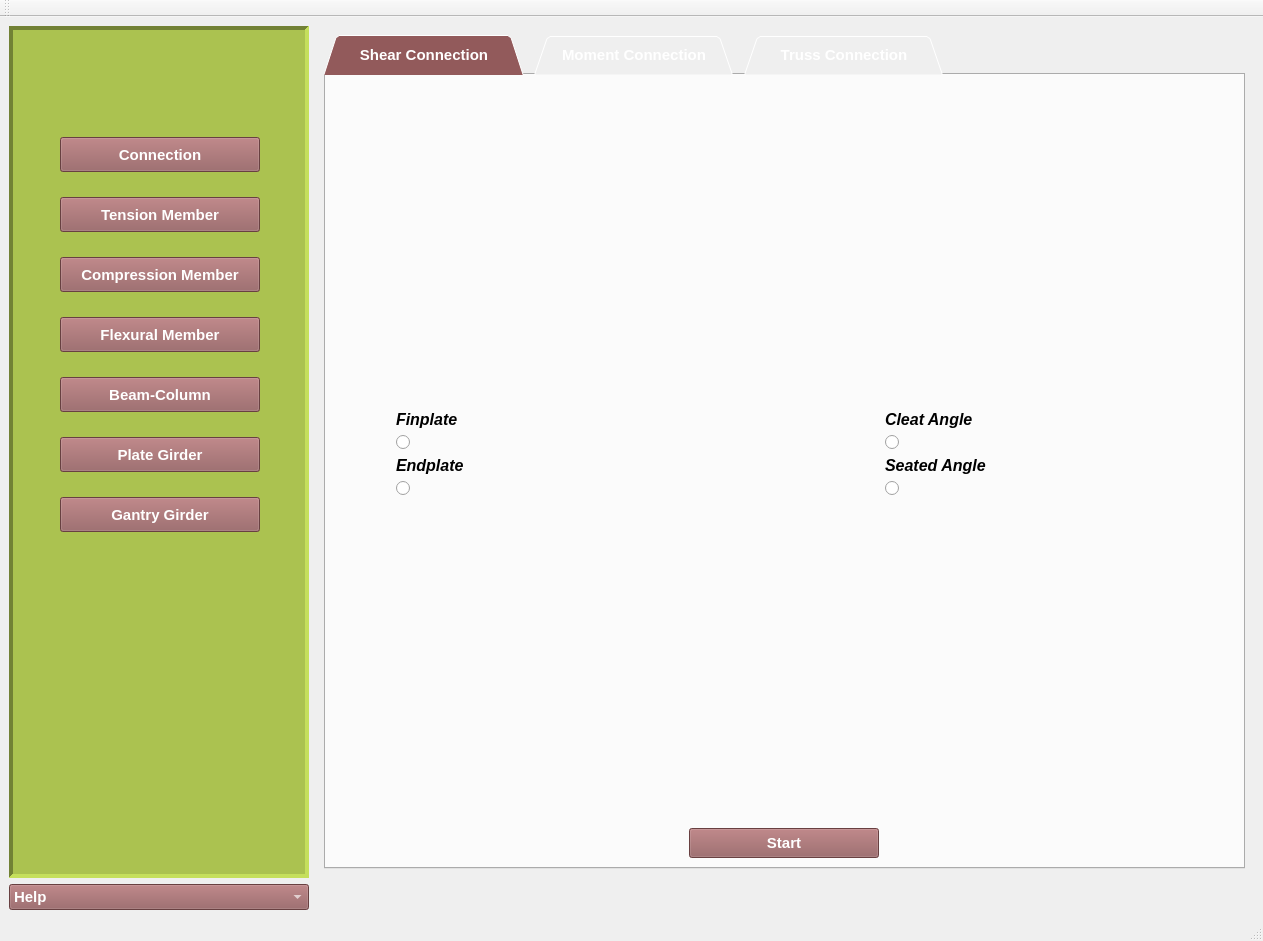
Qt form OsdagMainPage.ui (GreatDevelopers/osdag-core) before a commit.
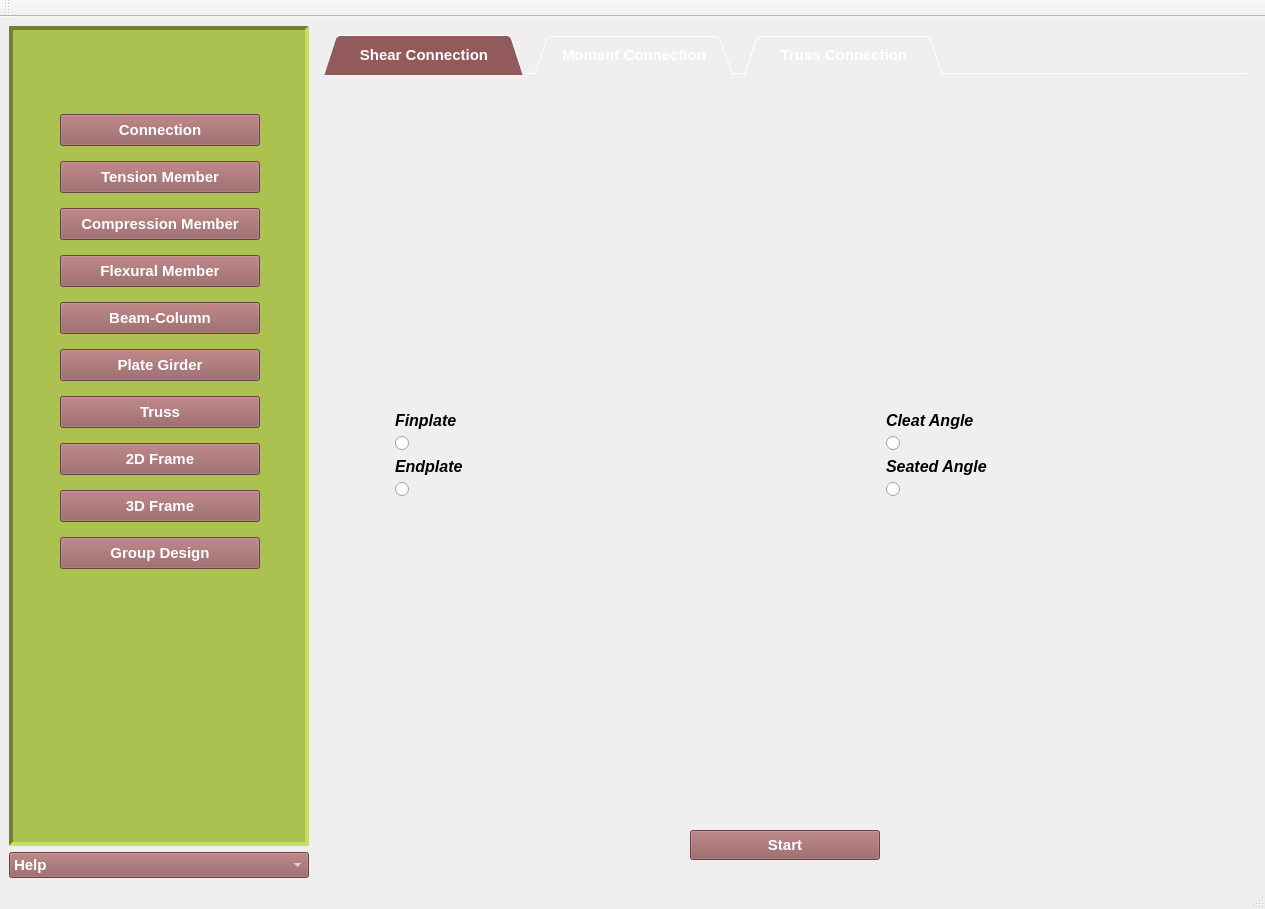
The same form after that commit. Icons and pictures are not drawn.

Commit message: Feat: add new design types

```diff
--- a/OsdagMainPage.ui
+++ b/OsdagMainPage.ui
@@ -9,8 +9,8 @@
    <rect>
     <x>0</x>
     <y>0</y>
-    <width>1263</width>
-    <height>941</height>
+    <width>1265</width>
+    <height>909</height>
    </rect>
   </property>
   <property name="windowTitle">
@@ -24,8 +24,306 @@
    <string notr="true">QWidget::showMaximised()</string>
   </property>
   <widget class="QWidget" name="centralwidget">
+   <layout class="QFormLayout" name="formLayout">
+    <item row="0" column="0">
    <layout class="QGridLayout" name="gridLayout">
-    <item row="0" column="0" colspan="2">
+      <item row="1" column="0">
+       <widget class="QComboBox" name="comboBox_help">
+        <property name="palette">
+         <palette>
+          <active>
+           <colorrole role="WindowText">
+            <brush brushstyle="SolidPattern">
+             <color alpha="255">
+              <red>255</red>
+              <green>255</green>
+              <blue>255</blue>
+             </color>
+            </brush>
+           </colorrole>
+           <colorrole role="Button">
+            <brush brushstyle="SolidPattern">
+             <color alpha="255">
+              <red>146</red>
+              <green>90</green>
+              <blue>91</blue>
+             </color>
+            </brush>
+           </colorrole>
+           <colorrole role="Text">
+            <brush brushstyle="SolidPattern">
+             <color alpha="255">
+              <red>255</red>
+              <green>255</green>
+              <blue>255</blue>
+             </color>
+            </brush>
+           </colorrole>
+           <colorrole role="ButtonText">
+            <brush brushstyle="SolidPattern">
+             <color alpha="255">
+              <red>255</red>
+              <green>255</green>
+              <blue>255</blue>
+             </color>
+            </brush>
+           </colorrole>
+           <colorrole role="Base">
+            <brush brushstyle="SolidPattern">
+             <color alpha="255">
+              <red>146</red>
+              <green>90</green>
+              <blue>91</blue>
+             </color>
+            </brush>
+           </colorrole>
+           <colorrole role="Window">
+            <brush brushstyle="SolidPattern">
+             <color alpha="255">
+              <red>146</red>
+              <green>90</green>
+              <blue>91</blue>
+             </color>
+            </brush>
+           </colorrole>
+           <colorrole role="Highlight">
+            <brush brushstyle="SolidPattern">
+             <color alpha="255">
+              <red>146</red>
+              <green>90</green>
+              <blue>91</blue>
+             </color>
+            </brush>
+           </colorrole>
+           <colorrole role="HighlightedText">
+            <brush brushstyle="SolidPattern">
+             <color alpha="255">
+              <red>255</red>
+              <green>255</green>
+              <blue>255</blue>
+             </color>
+            </brush>
+           </colorrole>
+          </active>
+          <inactive>
+           <colorrole role="WindowText">
+            <brush brushstyle="SolidPattern">
+             <color alpha="255">
+              <red>255</red>
+              <green>255</green>
+              <blue>255</blue>
+             </color>
+            </brush>
+           </colorrole>
+           <colorrole role="Button">
+            <brush brushstyle="SolidPattern">
+             <color alpha="255">
+              <red>146</red>
+              <green>90</green>
+              <blue>91</blue>
+             </color>
+            </brush>
+           </colorrole>
+           <colorrole role="Text">
+            <brush brushstyle="SolidPattern">
+             <color alpha="255">
+              <red>255</red>
+              <green>255</green>
+              <blue>255</blue>
+             </color>
+            </brush>
+           </colorrole>
+           <colorrole role="ButtonText">
+            <brush brushstyle="SolidPattern">
+             <color alpha="255">
+              <red>255</red>
+              <green>255</green>
+              <blue>255</blue>
+             </color>
+            </brush>
+           </colorrole>
+           <colorrole role="Base">
+            <brush brushstyle="SolidPattern">
+             <color alpha="255">
+              <red>146</red>
+              <green>90</green>
+              <blue>91</blue>
+             </color>
+            </brush>
+           </colorrole>
+           <colorrole role="Window">
+            <brush brushstyle="SolidPattern">
+             <color alpha="255">
+              <red>146</red>
+              <green>90</green>
+              <blue>91</blue>
+             </color>
+            </brush>
+           </colorrole>
+           <colorrole role="Highlight">
+            <brush brushstyle="SolidPattern">
+             <color alpha="255">
+              <red>146</red>
+              <green>90</green>
+              <blue>91</blue>
+             </color>
+            </brush>
+           </colorrole>
+           <colorrole role="HighlightedText">
+            <brush brushstyle="SolidPattern">
+             <color alpha="255">
+              <red>0</red>
+              <green>0</green>
+              <blue>0</blue>
+             </color>
+            </brush>
+           </colorrole>
+          </inactive>
+          <disabled>
+           <colorrole role="WindowText">
+            <brush brushstyle="SolidPattern">
+             <color alpha="255">
+              <red>255</red>
+              <green>255</green>
+              <blue>255</blue>
+             </color>
+            </brush>
+           </colorrole>
+           <colorrole role="Button">
+            <brush brushstyle="SolidPattern">
+             <color alpha="255">
+              <red>146</red>
+              <green>90</green>
+              <blue>91</blue>
+             </color>
+            </brush>
+           </colorrole>
+           <colorrole role="Text">
+            <brush brushstyle="SolidPattern">
+             <color alpha="255">
+              <red>255</red>
+              <green>255</green>
+              <blue>255</blue>
+             </color>
+            </brush>
+           </colorrole>
+           <colorrole role="ButtonText">
+            <brush brushstyle="SolidPattern">
+             <color alpha="255">
+              <red>255</red>
+              <green>255</green>
+              <blue>255</blue>
+             </color>
+            </brush>
+           </colorrole>
+           <colorrole role="Base">
+            <brush brushstyle="SolidPattern">
+             <color alpha="255">
+              <red>146</red>
+              <green>90</green>
+              <blue>91</blue>
+             </color>
+            </brush>
+           </colorrole>
+           <colorrole role="Window">
+            <brush brushstyle="SolidPattern">
+             <color alpha="255">
+              <red>146</red>
+              <green>90</green>
+              <blue>91</blue>
+             </color>
+            </brush>
+           </colorrole>
+           <colorrole role="Highlight">
+            <brush brushstyle="SolidPattern">
+             <color alpha="255">
+              <red>0</red>
+              <green>120</green>
+              <blue>215</blue>
+             </color>
+            </brush>
+           </colorrole>
+           <colorrole role="HighlightedText">
+            <brush brushstyle="SolidPattern">
+             <color alpha="255">
+              <red>255</red>
+              <green>255</green>
+              <blue>255</blue>
+             </color>
+            </brush>
+           </colorrole>
+          </disabled>
+         </palette>
+        </property>
+        <property name="font">
+         <font>
+          <family>Arial</family>
+          <pointsize>11</pointsize>
+          <weight>75</weight>
+          <bold>true</bold>
+          <kerning>true</kerning>
+         </font>
+        </property>
+        <property name="focusPolicy">
+         <enum>Qt::StrongFocus</enum>
+        </property>
+        <property name="autoFillBackground">
+         <bool>false</bool>
+        </property>
+        <property name="styleSheet">
+         <string notr="true">QComboBox::hover
+{
+   background-color: #d97f7f;
+   color:#000000 ;
+}
+
+QComboBox
+{
+background-color: #925a5b;
+color:#ffffff;
+}
+
+</string>
+        </property>
+        <property name="currentIndex">
+         <number>0</number>
+        </property>
+        <property name="frame">
+         <bool>true</bool>
+        </property>
+        <item>
+         <property name="text">
+          <string>Help</string>
+         </property>
+        </item>
+        <item>
+         <property name="text">
+          <string>Video Tutorials</string>
+         </property>
+        </item>
+        <item>
+         <property name="text">
+          <string>Sample Design Report</string>
+         </property>
+        </item>
+        <item>
+         <property name="text">
+          <string>Sample Problems</string>
+         </property>
+        </item>
+        <item>
+         <property name="text">
+          <string>Ask Us a Question</string>
+         </property>
+        </item>
+        <item>
+         <property name="text">
+          <string>About Osdag</string>
+         </property>
+        </item>
+       </widget>
+      </item>
+      <item row="0" column="0">
      <widget class="QListWidget" name="myListWidget">
       <property name="minimumSize">
        <size>
@@ -177,7 +475,9 @@
       </property>
      </widget>
     </item>
-    <item row="0" column="2">
+     </layout>
+    </item>
+    <item row="0" column="1">
      <widget class="QStackedWidget" name="myStackedWidget">
       <property name="font">
        <font>
@@ -313,11 +613,17 @@
        </layout>
       </widget>
       <widget class="QWidget" name="Connectionpage">
+       <property name="sizePolicy">
+        <sizepolicy hsizetype="Maximum" vsizetype="Maximum">
+         <horstretch>0</horstretch>
+         <verstretch>0</verstretch>
+        </sizepolicy>
+       </property>
        <layout class="QHBoxLayout" name="horizontalLayout">
         <item>
          <widget class="QTabWidget" name="mytabWidget">
           <property name="sizePolicy">
-           <sizepolicy hsizetype="Expanding" vsizetype="Expanding">
+           <sizepolicy hsizetype="Preferred" vsizetype="Preferred">
             <horstretch>0</horstretch>
             <verstretch>0</verstretch>
            </sizepolicy>
@@ -364,7 +670,7 @@
            <number>0</number>
           </property>
           <property name="documentMode">
-           <bool>false</bool>
+           <bool>true</bool>
           </property>
           <property name="tabsClosable">
            <bool>false</bool>
@@ -869,283 +1175,14 @@
       <widget class="QWidget" name="page"/>
      </widget>
     </item>
-    <item row="1" column="0" colspan="2">
-     <widget class="QComboBox" name="comboBox_help">
-      <property name="palette">
-       <palette>
-        <active>
-         <colorrole role="WindowText">
-          <brush brushstyle="SolidPattern">
-           <color alpha="255">
-            <red>255</red>
-            <green>255</green>
-            <blue>255</blue>
-           </color>
-          </brush>
-         </colorrole>
-         <colorrole role="Button">
-          <brush brushstyle="SolidPattern">
-           <color alpha="255">
-            <red>146</red>
-            <green>90</green>
-            <blue>91</blue>
-           </color>
-          </brush>
-         </colorrole>
-         <colorrole role="Text">
-          <brush brushstyle="SolidPattern">
-           <color alpha="255">
-            <red>255</red>
-            <green>255</green>
-            <blue>255</blue>
-           </color>
-          </brush>
-         </colorrole>
-         <colorrole role="ButtonText">
-          <brush brushstyle="SolidPattern">
-           <color alpha="255">
-            <red>255</red>
-            <green>255</green>
-            <blue>255</blue>
-           </color>
-          </brush>
-         </colorrole>
-         <colorrole role="Base">
-          <brush brushstyle="SolidPattern">
-           <color alpha="255">
-            <red>146</red>
-            <green>90</green>
-            <blue>91</blue>
-           </color>
-          </brush>
-         </colorrole>
-         <colorrole role="Window">
-          <brush brushstyle="SolidPattern">
-           <color alpha="255">
-            <red>146</red>
-            <green>90</green>
-            <blue>91</blue>
-           </color>
-          </brush>
-         </colorrole>
-         <colorrole role="Highlight">
-          <brush brushstyle="SolidPattern">
-           <color alpha="255">
-            <red>146</red>
-            <green>90</green>
-            <blue>91</blue>
-           </color>
-          </brush>
-         </colorrole>
-        </active>
-        <inactive>
-         <colorrole role="WindowText">
-          <brush brushstyle="SolidPattern">
-           <color alpha="255">
-            <red>255</red>
-            <green>255</green>
-            <blue>255</blue>
-           </color>
-          </brush>
-         </colorrole>
-         <colorrole role="Button">
-          <brush brushstyle="SolidPattern">
-           <color alpha="255">
-            <red>146</red>
-            <green>90</green>
-            <blue>91</blue>
-           </color>
-          </brush>
-         </colorrole>
-         <colorrole role="Text">
-          <brush brushstyle="SolidPattern">
-           <color alpha="255">
-            <red>255</red>
-            <green>255</green>
-            <blue>255</blue>
-           </color>
-          </brush>
-         </colorrole>
-         <colorrole role="ButtonText">
-          <brush brushstyle="SolidPattern">
-           <color alpha="255">
-            <red>255</red>
-            <green>255</green>
-            <blue>255</blue>
-           </color>
-          </brush>
-         </colorrole>
-         <colorrole role="Base">
-          <brush brushstyle="SolidPattern">
-           <color alpha="255">
-            <red>146</red>
-            <green>90</green>
-            <blue>91</blue>
-           </color>
-          </brush>
-         </colorrole>
-         <colorrole role="Window">
-          <brush brushstyle="SolidPattern">
-           <color alpha="255">
-            <red>146</red>
-            <green>90</green>
-            <blue>91</blue>
-           </color>
-          </brush>
-         </colorrole>
-         <colorrole role="Highlight">
-          <brush brushstyle="SolidPattern">
-           <color alpha="255">
-            <red>146</red>
-            <green>90</green>
-            <blue>91</blue>
-           </color>
-          </brush>
-         </colorrole>
-        </inactive>
-        <disabled>
-         <colorrole role="WindowText">
-          <brush brushstyle="SolidPattern">
-           <color alpha="255">
-            <red>255</red>
-            <green>255</green>
-            <blue>255</blue>
-           </color>
-          </brush>
-         </colorrole>
-         <colorrole role="Button">
-          <brush brushstyle="SolidPattern">
-           <color alpha="255">
-            <red>146</red>
-            <green>90</green>
-            <blue>91</blue>
-           </color>
-          </brush>
-         </colorrole>
-         <colorrole role="Text">
-          <brush brushstyle="SolidPattern">
-           <color alpha="255">
-            <red>255</red>
-            <green>255</green>
-            <blue>255</blue>
-           </color>
-          </brush>
-         </colorrole>
-         <colorrole role="ButtonText">
-          <brush brushstyle="SolidPattern">
-           <color alpha="255">
-            <red>255</red>
-            <green>255</green>
-            <blue>255</blue>
-           </color>
-          </brush>
-         </colorrole>
-         <colorrole role="Base">
-          <brush brushstyle="SolidPattern">
-           <color alpha="255">
-            <red>146</red>
-            <green>90</green>
-            <blue>91</blue>
-           </color>
-          </brush>
-         </colorrole>
-         <colorrole role="Window">
-          <brush brushstyle="SolidPattern">
-           <color alpha="255">
-            <red>146</red>
-            <green>90</green>
-            <blue>91</blue>
-           </color>
-          </brush>
-         </colorrole>
-         <colorrole role="Highlight">
-          <brush brushstyle="SolidPattern">
-           <color alpha="255">
-            <red>0</red>
-            <green>120</green>
-            <blue>215</blue>
-           </color>
-          </brush>
-         </colorrole>
-        </disabled>
-       </palette>
-      </property>
-      <property name="font">
-       <font>
-        <family>Arial</family>
-        <pointsize>11</pointsize>
-        <weight>75</weight>
-        <bold>true</bold>
-        <kerning>true</kerning>
-       </font>
-      </property>
-      <property name="focusPolicy">
-       <enum>Qt::StrongFocus</enum>
-      </property>
-      <property name="autoFillBackground">
-       <bool>false</bool>
-      </property>
-      <property name="styleSheet">
-       <string notr="true">QComboBox::hover
-{
-   background-color: #d97f7f;
-   color:#000000 ;
-}
-
-QComboBox
-{
-background-color: #925a5b;
-color:#ffffff;
-}
-
-</string>
-      </property>
-      <property name="currentIndex">
-       <number>0</number>
-      </property>
-      <property name="frame">
-       <bool>true</bool>
-      </property>
-      <item>
-       <property name="text">
-        <string>Help</string>
-       </property>
-      </item>
-      <item>
-       <property name="text">
-        <string>Video Tutorials</string>
-       </property>
-      </item>
-      <item>
-       <property name="text">
-        <string>Sample Design Report</string>
-       </property>
-      </item>
-      <item>
-       <property name="text">
-        <string>Sample Problems</string>
-       </property>
-      </item>
-      <item>
-       <property name="text">
-        <string>Ask Us a Question</string>
-       </property>
-      </item>
-      <item>
-       <property name="text">
-        <string>About Osdag</string>
-       </property>
-      </item>
-     </widget>
-    </item>
    </layout>
    <widget class="QPushButton" name="btn_connection">
     <property name="geometry">
      <rect>
       <x>60</x>
-      <y>120</y>
+      <y>97</y>
       <width>200</width>
-      <height>35</height>
+      <height>32</height>
      </rect>
     </property>
     <property name="font">
@@ -1199,9 +1236,9 @@
     <property name="geometry">
      <rect>
       <x>60</x>
-      <y>180</y>
+      <y>144</y>
       <width>200</width>
-      <height>35</height>
+      <height>32</height>
      </rect>
     </property>
     <property name="font">
@@ -1243,9 +1280,9 @@
     <property name="geometry">
      <rect>
       <x>60</x>
-      <y>240</y>
+      <y>191</y>
       <width>200</width>
-      <height>35</height>
+      <height>32</height>
      </rect>
     </property>
     <property name="font">
@@ -1287,9 +1324,9 @@
     <property name="geometry">
      <rect>
       <x>60</x>
-      <y>300</y>
+      <y>238</y>
       <width>200</width>
-      <height>35</height>
+      <height>32</height>
      </rect>
     </property>
     <property name="font">
@@ -1330,9 +1367,9 @@
     <property name="geometry">
      <rect>
       <x>60</x>
-      <y>360</y>
+      <y>285</y>
       <width>200</width>
-      <height>35</height>
+      <height>32</height>
      </rect>
     </property>
     <property name="font">
@@ -1373,9 +1410,9 @@
     <property name="geometry">
      <rect>
       <x>60</x>
-      <y>420</y>
+      <y>332</y>
       <width>200</width>
-      <height>35</height>
+      <height>32</height>
      </rect>
     </property>
     <property name="font">
@@ -1416,9 +1453,9 @@
     <property name="geometry">
      <rect>
       <x>60</x>
-      <y>480</y>
+      <y>379</y>
       <width>200</width>
-      <height>35</height>
+      <height>32</height>
      </rect>
     </property>
     <property name="font">
@@ -1446,7 +1483,7 @@
 }</string>
     </property>
     <property name="text">
-     <string>Gantry Girder</string>
+     <string>Truss</string>
     </property>
     <property name="shortcut">
      <string>Ctrl+Shift+G</string>
@@ -1455,7 +1492,147 @@
      <bool>true</bool>
     </property>
    </widget>
-   <zorder>myListWidget</zorder>
+   <widget class="QPushButton" name="btn_2dframe">
+    <property name="geometry">
+     <rect>
+      <x>60</x>
+      <y>426</y>
+      <width>200</width>
+      <height>32</height>
+     </rect>
+    </property>
+    <property name="font">
+     <font>
+      <family>Arial</family>
+      <pointsize>11</pointsize>
+      <weight>75</weight>
+      <bold>true</bold>
+     </font>
+    </property>
+    <property name="toolTip">
+     <string>Ctrl+2</string>
+    </property>
+    <property name="styleSheet">
+     <string notr="true">QPushButton::hover
+{
+   background-color: #d97f7f;
+   color:#000000 ;
+}
+
+QPushButton
+{
+background-color: #925a5b;
+color:#ffffff;
+}</string>
+    </property>
+    <property name="text">
+     <string>2D Frame</string>
+    </property>
+    <property name="shortcut">
+     <string>Ctrl+2</string>
+    </property>
+    <property name="autoDefault">
+     <bool>true</bool>
+    </property>
+   </widget>
+   <widget class="QPushButton" name="btn_3dframe">
+    <property name="geometry">
+     <rect>
+      <x>60</x>
+      <y>473</y>
+      <width>200</width>
+      <height>32</height>
+     </rect>
+    </property>
+    <property name="font">
+     <font>
+      <family>Arial</family>
+      <pointsize>11</pointsize>
+      <weight>75</weight>
+      <bold>true</bold>
+     </font>
+    </property>
+    <property name="toolTip">
+     <string>Ctrl+3</string>
+    </property>
+    <property name="styleSheet">
+     <string notr="true">QPushButton::hover
+{
+   background-color: #d97f7f;
+   color:#000000 ;
+}
+
+QPushButton
+{
+background-color: #925a5b;
+color:#ffffff;
+}</string>
+    </property>
+    <property name="text">
+     <string>3D Frame</string>
+    </property>
+    <property name="shortcut">
+     <string>Ctrl+3</string>
+    </property>
+    <property name="autoDefault">
+     <bool>true</bool>
+    </property>
+   </widget>
+   <widget class="QPushButton" name="btn_groupdesign">
+    <property name="geometry">
+     <rect>
+      <x>60</x>
+      <y>520</y>
+      <width>200</width>
+      <height>32</height>
+     </rect>
+    </property>
+    <property name="font">
+     <font>
+      <family>Arial</family>
+      <pointsize>11</pointsize>
+      <weight>75</weight>
+      <bold>true</bold>
+     </font>
+    </property>
+    <property name="toolTip">
+     <string>Ctrl+Shift+D</string>
+    </property>
+    <property name="styleSheet">
+     <string notr="true">QPushButton::hover
+{
+   background-color: #d97f7f;
+   color:#000000 ;
+}
+
+QPushButton
+{
+background-color: #925a5b;
+color:#ffffff;
+}</string>
+    </property>
+    <property name="text">
+     <string>Group Design</string>
+    </property>
+    <property name="shortcut">
+     <string>Ctrl+Shift+D</string>
+    </property>
+    <property name="autoDefault">
+     <bool>true</bool>
+    </property>
+   </widget>
+   <widget class="QWidget" name="layoutWidget">
+    <property name="geometry">
+     <rect>
+      <x>11</x>
+      <y>11</y>
+      <width>2</width>
+      <height>2</height>
+     </rect>
+    </property>
+    <layout class="QFormLayout" name="formLayout_2"/>
+   </widget>
+   <zorder>layoutWidget</zorder>
    <zorder>myStackedWidget</zorder>
    <zorder>btn_connection</zorder>
    <zorder>btn_tension</zorder>
```
Left out of the diff: 131 changed lines with no effect on the pictures. Lines whose indentation alone changed are shown as unchanged. The commit also changes 2 other files.
